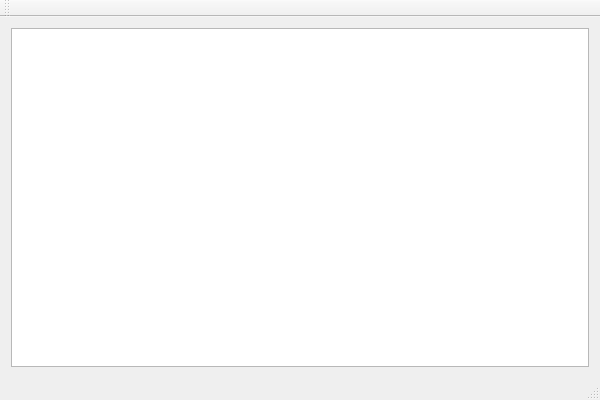
Qt form PartzDB/src/quimain.ui (veeman/PartzDB) before a commit.
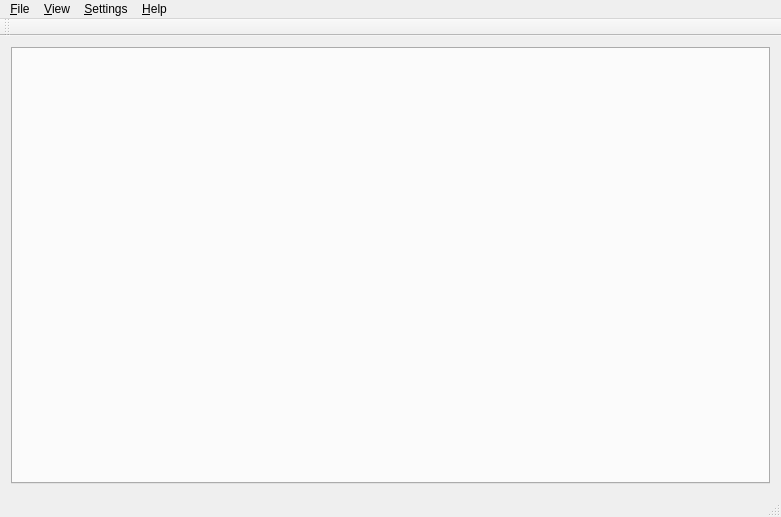
The same form after that commit. Custom widgets are drawn as their Qt base class.

Commit message: change internal data structure, fix destruction order load config from application path add menu to main ui

The edit to the form file:
```diff
--- a/PartzDB/src/quimain.ui
+++ b/PartzDB/src/quimain.ui
@@ -6,8 +6,8 @@
    <rect>
     <x>0</x>
     <y>0</y>
-    <width>600</width>
-    <height>400</height>
+    <width>781</width>
+    <height>517</height>
    </rect>
   </property>
   <property name="windowTitle">
@@ -16,7 +16,11 @@
   <widget class="QWidget" name="centralWidget">
    <layout class="QHBoxLayout" name="horizontalLayout">
     <item>
-     <widget class="QLoggerView" name="listView"/>
+     <widget class="QTabWidget" name="tabWidget">
+      <property name="currentIndex">
+       <number>-1</number>
+      </property>
+     </widget>
     </item>
    </layout>
   </widget>
@@ -25,10 +29,47 @@
     <rect>
      <x>0</x>
      <y>0</y>
-     <width>600</width>
+     <width>781</width>
      <height>21</height>
     </rect>
    </property>
+   <widget class="QMenu" name="menuFile">
+    <property name="title">
+     <string>&amp;File</string>
+    </property>
+    <addaction name="actionNew"/>
+    <addaction name="actionOpen"/>
+    <addaction name="separator"/>
+    <addaction name="actionSave"/>
+    <addaction name="actionSaveAs"/>
+    <addaction name="actionSaveAll"/>
+    <addaction name="separator"/>
+    <addaction name="actionClose"/>
+    <addaction name="actionCloseAll"/>
+    <addaction name="separator"/>
+    <addaction name="actionExit"/>
+   </widget>
+   <widget class="QMenu" name="menuView">
+    <property name="title">
+     <string>&amp;View</string>
+    </property>
+   </widget>
+   <widget class="QMenu" name="menuSettings">
+    <property name="title">
+     <string>&amp;Settings</string>
+    </property>
+    <addaction name="actionPreferences"/>
+   </widget>
+   <widget class="QMenu" name="menuHelp">
+    <property name="title">
+     <string>&amp;Help</string>
+    </property>
+    <addaction name="actionAbout"/>
+   </widget>
+   <addaction name="menuFile"/>
+   <addaction name="menuView"/>
+   <addaction name="menuSettings"/>
+   <addaction name="menuHelp"/>
   </widget>
   <widget class="QToolBar" name="mainToolBar">
    <attribute name="toolBarArea">
@@ -41,13 +82,6 @@
   <widget class="QStatusBar" name="statusBar"/>
  </widget>
  <layoutdefault spacing="6" margin="11"/>
- <customwidgets>
-  <customwidget>
-   <class>QLoggerView</class>
-   <extends>QListView</extends>
-   <header>src/qloggerview.h</header>
-  </customwidget>
- </customwidgets>
  <resources>
   <include location="../quimain.qrc"/>
  </resources>
```
Left out of the diff: 50 changed lines with no effect on the pictures. The commit also changes 11 other files.
